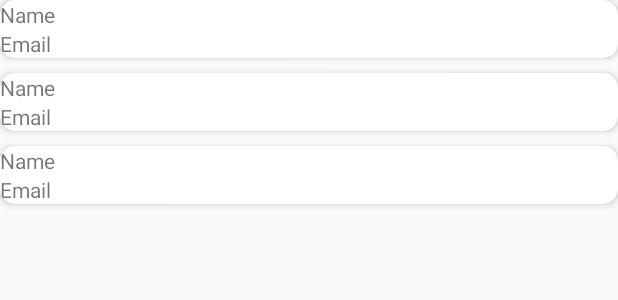
After one commit to laurenz23/hairtology, an Android app: the layout fragment_user_account_list.xml on its own in the app's theme, with its tools: preview values and no code run, on a phone screen of 412 x 824 dp. The commit adds this screen. Shown: the top 300 px of the screen. Run offline under Robolectric (Android 15) with nearby library versions, the phone set to English and light mode, and no system bars.

Commit message:
Added view for all users

```diff
--- /dev/null
+++ b/HairtologyOwner/app/src/main/res/layout/fragment_user_account_list.xml
@@ -0,0 +1,14 @@
+<?xml version="1.0" encoding="utf-8"?>
+<FrameLayout xmlns:android="http://schemas.android.com/apk/res/android"
+    xmlns:tools="http://schemas.android.com/tools"
+    android:layout_width="match_parent"
+    android:layout_height="match_parent"
+    tools:context=".views.fragments.useraccountlist.UserAccountListFragment">
+
+    <androidx.recyclerview.widget.RecyclerView
+        android:id="@+id/userAccountRecyclerView"
+        android:layout_width="match_parent"
+        android:layout_height="wrap_content"
+        tools:listitem="@layout/list_item_user_account_layout" />
+
+</FrameLayout>
--- /dev/null
+++ b/HairtologyOwner/app/src/main/res/layout/list_item_user_account_layout.xml
@@ -0,0 +1,30 @@
+<?xml version="1.0" encoding="utf-8"?>
+<androidx.cardview.widget.CardView xmlns:android="http://schemas.android.com/apk/res/android"
+    xmlns:card_view="http://schemas.android.com/apk/res-auto"
+    android:layout_width="match_parent"
+    android:layout_height="wrap_content"
+    android:layout_marginBottom="10dp"
+    card_view:cardCornerRadius="10dp"
+    card_view:cardElevation="3dp">
+
+    <LinearLayout
+        android:id="@+id/itemUserAccountLinearLayout"
+        android:layout_width="match_parent"
+        android:layout_height="wrap_content"
+        android:orientation="vertical">
+
+        <TextView
+            android:id="@+id/itemUserAccountName"
+            android:layout_width="match_parent"
+            android:layout_height="wrap_content"
+            android:text="@string/str_name" />
+
+        <TextView
+            android:id="@+id/itemUserAccountEmail"
+            android:layout_width="wrap_content"
+            android:layout_height="match_parent"
+            android:text="@string/str_email" />
+
+    </LinearLayout>
+
+</androidx.cardview.widget.CardView>
--- a/HairtologyOwner/app/src/main/res/values/strings.xml
+++ b/HairtologyOwner/app/src/main/res/values/strings.xml
@@ -32,6 +32,7 @@
     <string name="str_logout">Logout</string>
     <string name="str_map">Map</string>
     <string name="str_month">Month</string>
+    <string name="str_name">Name</string>
     <string name="str_new_password">New Password</string>
     <string name="str_notes">Notes</string>
     <string name="str_owner">Owner</string>
```
Also changed, not shown: HairtologyOwner/app/src/main/java/com/project/hairtologyowner/views/activities/MainActivity.java (+6 -4 lines), HairtologyOwner/app/src/main/java/com/project/hairtologyowner/views/fragments/useraccount/UserAccountFragment.java (added, +38 -0 lines), HairtologyOwner/app/src/main/java/com/project/hairtologyowner/views/fragments/useraccount/UserAccountViewModel.java (added, +7 -0 lines), HairtologyOwner/app/src/main/java/com/project/hairtologyowner/views/fragments/useraccountinfo/UserAccountInfoFragment.java (added, +38 -0 lines), HairtologyOwner/app/src/main/java/com/project/hairtologyowner/views/fragments/useraccountinfo/UserAccountInfoViewModel.java (added, +7 -0 lines), HairtologyOwner/app/src/main/java/com/project/hairtologyowner/views/fragments/useraccountlist/UserAccountListAdapter.java (added, +83 -0 lines), HairtologyOwner/app/src/main/java/com/project/hairtologyowner/views/fragments/useraccountlist/UserAccountListFragment.java (added, +68 -0 lines), HairtologyOwner/app/src/main/java/com/project/hairtologyowner/views/fragments/useraccountlist/UserAccountListViewModel.java (added, +64 -0 lines), HairtologyOwner/app/src/main/res/layout/fragment_user_account.xml (added, +17 -0 lines), HairtologyOwner/app/src/main/res/layout/fragment_user_account_info.xml (added, +13 -0 lines).
